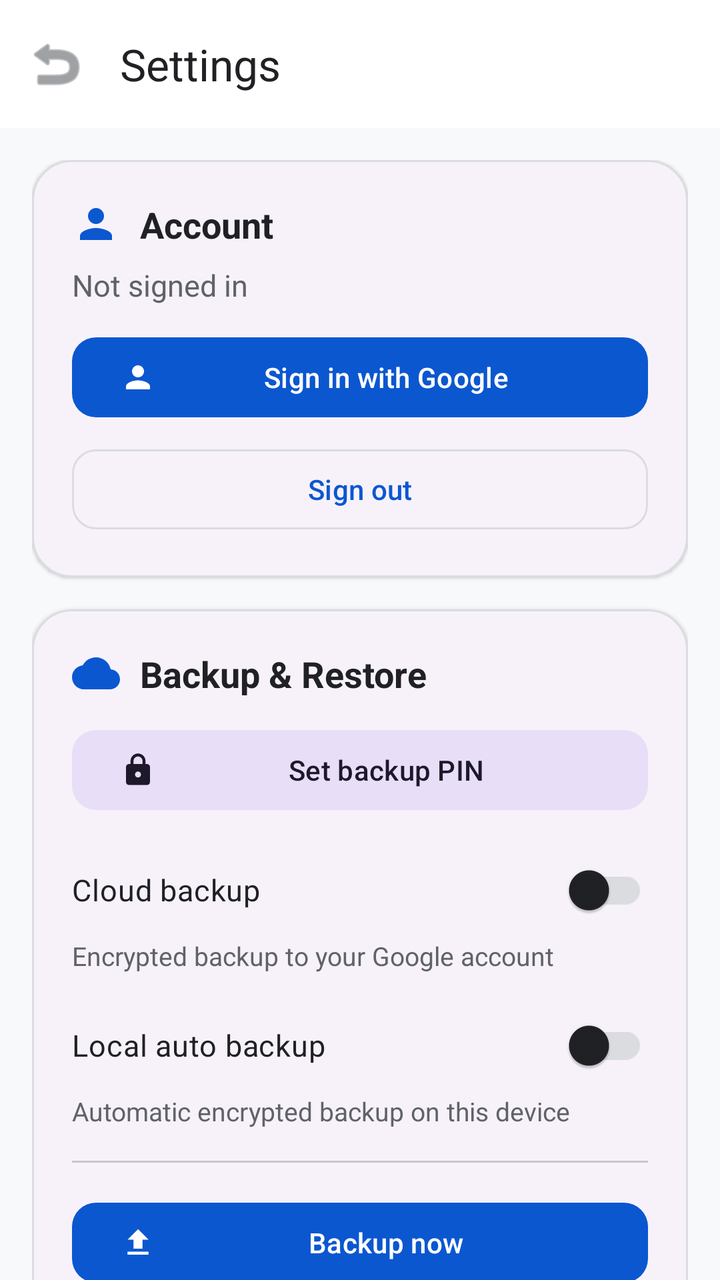
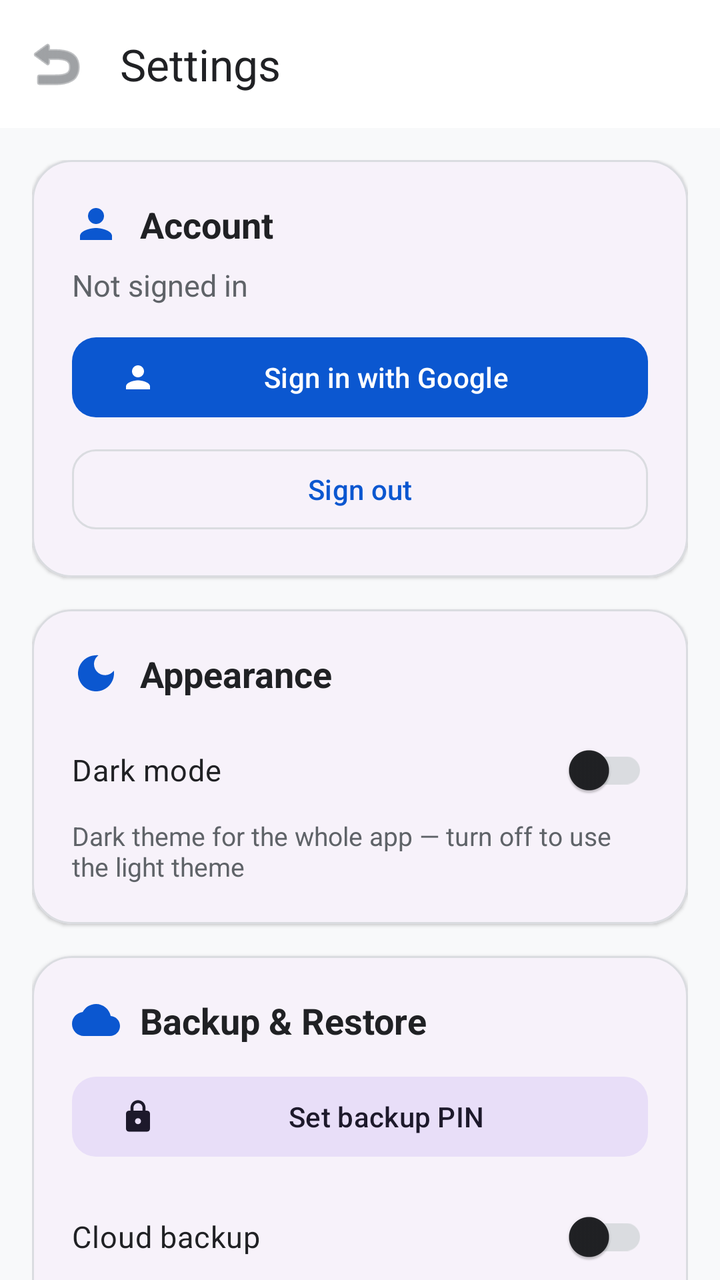

Screens rendered from an Android XML layout before and after an edit, with the pre-edit source and the edit as a unified diff.
<!-- AndroidManifest.xml: application theme Theme.YKBrowser -->
<!-- res/layout/activity_settings.xml -->
<?xml version="1.0" encoding="utf-8"?>
<androidx.coordinatorlayout.widget.CoordinatorLayout xmlns:android="http://schemas.android.com/apk/res/android"
    xmlns:app="http://schemas.android.com/apk/res-auto"
    android:layout_width="match_parent"
    android:layout_height="match_parent"
    android:background="@color/browser_bg">

    <com.google.android.material.appbar.AppBarLayout
        android:layout_width="match_parent"
        android:layout_height="wrap_content"
        android:background="@color/browser_surface">

        <com.google.android.material.appbar.MaterialToolbar
            android:id="@+id/toolbar"
            android:layout_width="match_parent"
            android:layout_height="?attr/actionBarSize"
            app:title="Settings"
            app:titleTextColor="?attr/colorOnSurface"
            app:navigationIcon="@android:drawable/ic_menu_revert"
            app:navigationIconTint="?attr/colorOnSurfaceVariant" />

    </com.google.android.material.appbar.AppBarLayout>

    <androidx.core.widget.NestedScrollView
        android:layout_width="match_parent"
        android:layout_height="match_parent"
        app:layout_behavior="@string/appbar_scrolling_view_behavior">

        <LinearLayout
            android:layout_width="match_parent"
            android:layout_height="wrap_content"
            android:orientation="vertical"
            android:padding="16dp">

            
            <com.google.android.material.card.MaterialCardView
                style="@style/Widget.YKBrowser.Card"
                android:layout_width="match_parent"
                android:layout_height="wrap_content">

                <LinearLayout
                    android:layout_width="match_parent"
                    android:layout_height="wrap_content"
                    android:orientation="vertical"
                    android:padding="20dp">

                    <LinearLayout
                        android:layout_width="match_parent"
                        android:layout_height="wrap_content"
                        android:orientation="horizontal"
                        android:gravity="center_vertical">

                        <ImageView
                            android:layout_width="24dp"
                            android:layout_height="24dp"
                            android:src="@drawable/ic_person"
                            app:tint="?attr/colorPrimary" />

                        <TextView
                            android:layout_width="wrap_content"
                            android:layout_height="wrap_content"
                            android:layout_marginStart="10dp"
                            android:text="Account"
                            android:textSize="18sp"
                            android:textStyle="bold"
                            android:textColor="?attr/colorOnSurface" />

                    </LinearLayout>

                    <TextView
                        android:id="@+id/tvAccount"
                        android:layout_width="match_parent"
                        android:layout_height="wrap_content"
                        android:layout_marginTop="8dp"
                        android:text="Not signed in"
                        android:textSize="15sp"
                        android:textColor="?attr/colorOnSurfaceVariant" />

                    
                    <LinearLayout
                        android:id="@+id/tvFirebaseNotice"
                        android:layout_width="match_parent"
                        android:layout_height="wrap_content"
                        android:layout_marginTop="12dp"
                        android:background="@drawable/bg_tab_chip_active"
                        android:orientation="horizontal"
                        android:gravity="center_vertical"
                        android:padding="12dp"
                        android:visibility="gone">

                        <ImageView
                            android:layout_width="20dp"
                            android:layout_height="20dp"
                            android:src="@drawable/ic_info"
                            app:tint="?attr/colorOnPrimaryContainer" />

                        <TextView
                            android:layout_width="0dp"
                            android:layout_height="wrap_content"
                            android:layout_weight="1"
                            android:layout_marginStart="10dp"
                            android:text="Firebase is not configured — Google sign-in and cloud backup are unavailable. Add google-services.json and rebuild to enable them."
                            android:textSize="13sp"
                            android:textColor="?attr/colorOnPrimaryContainer" />

                    </LinearLayout>

                    <com.google.android.material.button.MaterialButton
                        android:id="@+id/btnSignIn"
                        style="@style/Widget.YKBrowser.Button"
                        android:layout_width="match_parent"
                        android:layout_height="wrap_content"
                        android:layout_marginTop="12dp"
                        android:text="Sign in with Google"
                        android:textAllCaps="false"
                        app:icon="@drawable/ic_person" />

                    <com.google.android.material.button.MaterialButton
                        android:id="@+id/btnSignOut"
                        style="@style/Widget.YKBrowser.Button.Outlined"
                        android:layout_width="match_parent"
                        android:layout_height="wrap_content"
                        android:layout_marginTop="8dp"
                        android:text="Sign out"
                        android:textAllCaps="false" />

                </LinearLayout>
            </com.google.android.material.card.MaterialCardView>

            
            <com.google.android.material.card.MaterialCardView
                style="@style/Widget.YKBrowser.Card"
                android:layout_width="match_parent"
                android:layout_height="wrap_content"
                android:layout_marginTop="16dp">

                <LinearLayout
                    android:layout_width="match_parent"
                    android:layout_height="wrap_content"
                    android:orientation="vertical"
                    android:padding="20dp">

                    <LinearLayout
                        android:layout_width="match_parent"
                        android:layout_height="wrap_content"
                        android:orientation="horizontal"
                        android:gravity="center_vertical">

                        <ImageView
                            android:layout_width="24dp"
                            android:layout_height="24dp"
                            android:src="@drawable/ic_cloud"
                            app:tint="?attr/colorPrimary" />

                        <TextView
                            android:layout_width="wrap_content"
                            android:layout_height="wrap_content"
                            android:layout_marginStart="10dp"
                            android:text="Backup &amp; Restore"
                            android:textSize="18sp"
                            android:textStyle="bold"
                            android:textColor="?attr/colorOnSurface" />

                    </LinearLayout>

                    <com.google.android.material.button.MaterialButton
                        android:id="@+id/btnSetPin"
                        style="@style/Widget.YKBrowser.Button.Tonal"
                        android:layout_width="match_parent"
                        android:layout_height="wrap_content"
                        android:layout_marginTop="12dp"
                        android:text="Set backup PIN"
                        android:textAllCaps="false"
                        app:icon="@drawable/ic_lock" />

                    <com.google.android.material.switchmaterial.SwitchMaterial
                        android:id="@+id/switchCloud"
                        android:layout_width="match_parent"
                        android:layout_height="wrap_content"
                        android:layout_marginTop="12dp"
                        android:text="Cloud backup"
                        android:textColor="?attr/colorOnSurface"
                        android:textSize="15sp" />

                    <TextView
                        android:layout_width="match_parent"
                        android:layout_height="wrap_content"
                        android:text="Encrypted backup to your Google account"
                        android:textSize="13sp"
                        android:textColor="?attr/colorOnSurfaceVariant" />

                    <com.google.android.material.switchmaterial.SwitchMaterial
                        android:id="@+id/switchLocal"
                        android:layout_width="match_parent"
                        android:layout_height="wrap_content"
                        android:layout_marginTop="12dp"
                        android:text="Local auto backup"
                        android:textColor="?attr/colorOnSurface"
                        android:textSize="15sp" />

                    <TextView
                        android:layout_width="match_parent"
                        android:layout_height="wrap_content"
                        android:text="Automatic encrypted backup on this device"
                        android:textSize="13sp"
                        android:textColor="?attr/colorOnSurfaceVariant" />

                    <com.google.android.material.divider.MaterialDivider
                        android:layout_width="match_parent"
                        android:layout_height="wrap_content"
                        android:layout_marginTop="16dp"
                        android:layout_marginBottom="8dp" />

                    <com.google.android.material.button.MaterialButton
                        android:id="@+id/btnBackupNow"
                        style="@style/Widget.YKBrowser.Button"
                        android:layout_width="match_parent"
                        android:layout_height="wrap_content"
                        android:layout_marginTop="8dp"
                        android:text="Backup now"
                        android:textAllCaps="false"
                        app:icon="@drawable/ic_upload" />

                    <LinearLayout
                        android:layout_width="match_parent"
                        android:layout_height="wrap_content"
                        android:layout_marginTop="8dp"
                        android:orientation="horizontal">

                        <com.google.android.material.button.MaterialButton
                            android:id="@+id/btnRestoreCloud"
                            style="@style/Widget.YKBrowser.Button.Outlined"
                            android:layout_width="0dp"
                            android:layout_height="wrap_content"
                            android:layout_weight="1"
                            android:text="Restore cloud"
                            android:textAllCaps="false"
                            app:icon="@drawable/ic_restore" />

                        <com.google.android.material.button.MaterialButton
                            android:id="@+id/btnRestoreLocal"
                            style="@style/Widget.YKBrowser.Button.Outlined"
                            android:layout_width="0dp"
                            android:layout_height="wrap_content"
                            android:layout_weight="1"
                            android:layout_marginStart="8dp"
                            android:text="Restore local"
                            android:textAllCaps="false"
                            app:icon="@drawable/ic_restore" />

                    </LinearLayout>

                    <TextView
                        android:layout_width="match_parent"
                        android:layout_height="wrap_content"
                        android:layout_marginTop="16dp"
                        android:text="Backup file (.ykb)"
                        android:textSize="15sp"
                        android:textStyle="bold"
                        android:textColor="?attr/colorOnSurface" />

                    <LinearLayout
                        android:layout_width="match_parent"
                        android:layout_height="wrap_content"
                        android:layout_marginTop="8dp"
                        android:orientation="horizontal">

                        <com.google.android.material.button.MaterialButton
                            android:id="@+id/btnExport"
                            style="@style/Widget.YKBrowser.Button.Tonal"
                            android:layout_width="0dp"
                            android:layout_height="wrap_content"
                            android:layout_weight="1"
                            android:text="Export .ykb"
                            android:textAllCaps="false"
                            app:icon="@drawable/ic_download" />

                        <com.google.android.material.button.MaterialButton
                            android:id="@+id/btnImport"
                            style="@style/Widget.YKBrowser.Button.Tonal"
                            android:layout_width="0dp"
                            android:layout_height="wrap_content"
                            android:layout_weight="1"
                            android:layout_marginStart="8dp"
                            android:text="Import .ykb"
                            android:textAllCaps="false"
                            app:icon="@drawable/ic_upload" />

                    </LinearLayout>

                </LinearLayout>
            </com.google.android.material.card.MaterialCardView>

            <TextView
                android:id="@+id/tvVersion"
                android:layout_width="match_parent"
                android:layout_height="wrap_content"
                android:layout_marginTop="20dp"
                android:gravity="center"
                android:text="YKBrowser"
                android:textSize="13sp"
                android:textColor="?attr/colorOnSurfaceVariant" />

        </LinearLayout>
    </androidx.core.widget.NestedScrollView>

</androidx.coordinatorlayout.widget.CoordinatorLayout>
<!-- resources referenced by this layout -->
<resources>
  <color name="browser_bg">#F8F9FA</color>
  <color name="browser_surface">#FFFFFF</color>
  <!-- drawable bg_tab_chip_active (drawable) -->
  <?xml version="1.0" encoding="utf-8"?>
  <shape xmlns:android="http://schemas.android.com/apk/res/android"
      android:shape="rectangle">
      <solid android:color="@color/browser_primary_container" />
      <corners android:radius="12dp" />
  </shape>
  <!-- drawable ic_upload (drawable) -->
  <?xml version="1.0" encoding="utf-8"?>
  <vector xmlns:android="http://schemas.android.com/apk/res/android"
      android:width="24dp"
      android:height="24dp"
      android:viewportWidth="24"
      android:viewportHeight="24">
      <path
          android:fillColor="#FF000000"
          android:pathData="M9,16h6v-6h4l-7,-7 -7,7h4v6zM5,18h14v2H5v-2z" />
  </vector>
  <style name="Widget.YKBrowser.Button" parent="Widget.Material3.Button">
          <item name="cornerRadius">12dp</item>
      </style>
  <style name="Widget.YKBrowser.Button.Outlined" parent="Widget.Material3.Button.OutlinedButton">
          <item name="cornerRadius">12dp</item>
      </style>
  <style name="Widget.YKBrowser.Button.Tonal" parent="Widget.Material3.Button.TonalButton">
          <item name="cornerRadius">12dp</item>
      </style>
  <style name="Widget.YKBrowser.Card" parent="Widget.Material3.CardView.Elevated">
          <item name="cardCornerRadius">20dp</item>
          <item name="cardElevation">1dp</item>
          <item name="strokeColor">?attr/colorOutline</item>
          <item name="strokeWidth">1dp</item>
      </style>
  <color name="browser_primary_container">#D3E3FD</color>
  <color name="browser_primary">#0B57D0</color>
  <color name="browser_on_primary">#FFFFFF</color>
  <color name="browser_on_primary_container">#041E49</color>
  <color name="browser_secondary">#5F6368</color>
  <color name="browser_text_primary">#202124</color>
  <color name="browser_text_secondary">#5F6368</color>
  <color name="browser_surface_container">#F1F3F4</color>
  <color name="browser_surface_container_high">#E8EAED</color>
  <color name="browser_divider">#DADCE0</color>
  <color name="browser_error">#B3261E</color>
  <style name="ThemeOverlay.YKBrowser.BottomSheetDialog" parent="ThemeOverlay.Material3.BottomSheetDialog">
          <item name="bottomSheetStyle">@style/Widget.YKBrowser.BottomSheet</item>
      </style>
  <style name="ThemeOverlay.YKBrowser.Dialog" parent="ThemeOverlay.Material3.MaterialAlertDialog">
          <item name="shapeAppearance">@style/ShapeAppearance.YKBrowser.Dialog</item>
      </style>
  <style name="Widget.YKBrowser.BottomSheet" parent="Widget.Material3.BottomSheet.Modal">
          <item name="shapeAppearance">@style/ShapeAppearance.YKBrowser.BottomSheet</item>
      </style>
  <style name="ShapeAppearance.YKBrowser.Dialog" parent="ShapeAppearance.Material3.LargeComponent">
          <item name="cornerFamily">rounded</item>
          <item name="cornerSize">28dp</item>
      </style>
  <style name="ShapeAppearance.YKBrowser.BottomSheet" parent="ShapeAppearance.Material3.LargeComponent">
          <item name="cornerFamily">rounded</item>
          <item name="cornerSizeTopLeft">28dp</item>
          <item name="cornerSizeTopRight">28dp</item>
          <item name="cornerSizeBottomLeft">0dp</item>
          <item name="cornerSizeBottomRight">0dp</item>
      </style>
  <!-- unchanged entries left out for length: 7 -->
</resources>

<!-- the commit's change to res/layout/activity_settings.xml (unified diff, before → after) -->
@@ -123,6 +123,61 @@
                         android:layout_marginTop="8dp"
                         android:text="Sign out"
                         android:textAllCaps="false" />
+
+                </LinearLayout>
+            </com.google.android.material.card.MaterialCardView>
+
+            
+            <com.google.android.material.card.MaterialCardView
+                style="@style/Widget.YKBrowser.Card"
+                android:layout_width="match_parent"
+                android:layout_height="wrap_content"
+                android:layout_marginTop="16dp">
+
+                <LinearLayout
+                    android:layout_width="match_parent"
+                    android:layout_height="wrap_content"
+                    android:orientation="vertical"
+                    android:padding="20dp">
+
+                    <LinearLayout
+                        android:layout_width="match_parent"
+                        android:layout_height="wrap_content"
+                        android:orientation="horizontal"
+                        android:gravity="center_vertical">
+
+                        <ImageView
+                            android:layout_width="24dp"
+                            android:layout_height="24dp"
+                            android:src="@drawable/ic_dark_mode"
+                            app:tint="?attr/colorPrimary" />
+
+                        <TextView
+                            android:layout_width="wrap_content"
+                            android:layout_height="wrap_content"
+                            android:layout_marginStart="10dp"
+                            android:text="Appearance"
+                            android:textSize="18sp"
+                            android:textStyle="bold"
+                            android:textColor="?attr/colorOnSurface" />
+
+                    </LinearLayout>
+
+                    <com.google.android.material.switchmaterial.SwitchMaterial
+                        android:id="@+id/switchDarkMode"
+                        android:layout_width="match_parent"
+                        android:layout_height="wrap_content"
+                        android:layout_marginTop="12dp"
+                        android:text="Dark mode"
+                        android:textColor="?attr/colorOnSurface"
+                        android:textSize="15sp" />
+
+                    <TextView
+                        android:layout_width="match_parent"
+                        android:layout_height="wrap_content"
+                        android:text="Dark theme for the whole app — turn off to use the light theme"
+                        android:textSize="13sp"
+                        android:textColor="?attr/colorOnSurfaceVariant" />
 
                 </LinearLayout>
             </com.google.android.material.card.MaterialCardView>
<!-- resource entries referenced after the edit -->
@@ -9,6 +9,17 @@
       <solid android:color="@color/browser_primary_container" />
       <corners android:radius="12dp" />
   </shape>
+  <!-- drawable ic_dark_mode (drawable) -->
+  <vector xmlns:android="http://schemas.android.com/apk/res/android"
+      android:width="24dp"
+      android:height="24dp"
+      android:viewportWidth="24"
+      android:viewportHeight="24"
+      android:tint="#FF000000">
+      <path
+          android:fillColor="@android:color/white"
+          android:pathData="M12,3c-4.97,0 -9,4.03 -9,9s4.03,9 9,9 9,-4.03 9,-9c0,-0.46 -0.04,-0.92 -0.1,-1.36 -0.98,1.37 -2.58,2.26 -4.4,2.26 -3.03,0 -5.5,-2.47 -5.5,-5.5 0,-1.82 0.89,-3.42 2.26,-4.4 -0.44,-0.06 -0.9,-0.1 -1.36,-0.1z" />
+  </vector>
   <!-- drawable ic_upload (drawable) -->
   <?xml version="1.0" encoding="utf-8"?>
   <vector xmlns:android="http://schemas.android.com/apk/res/android"
